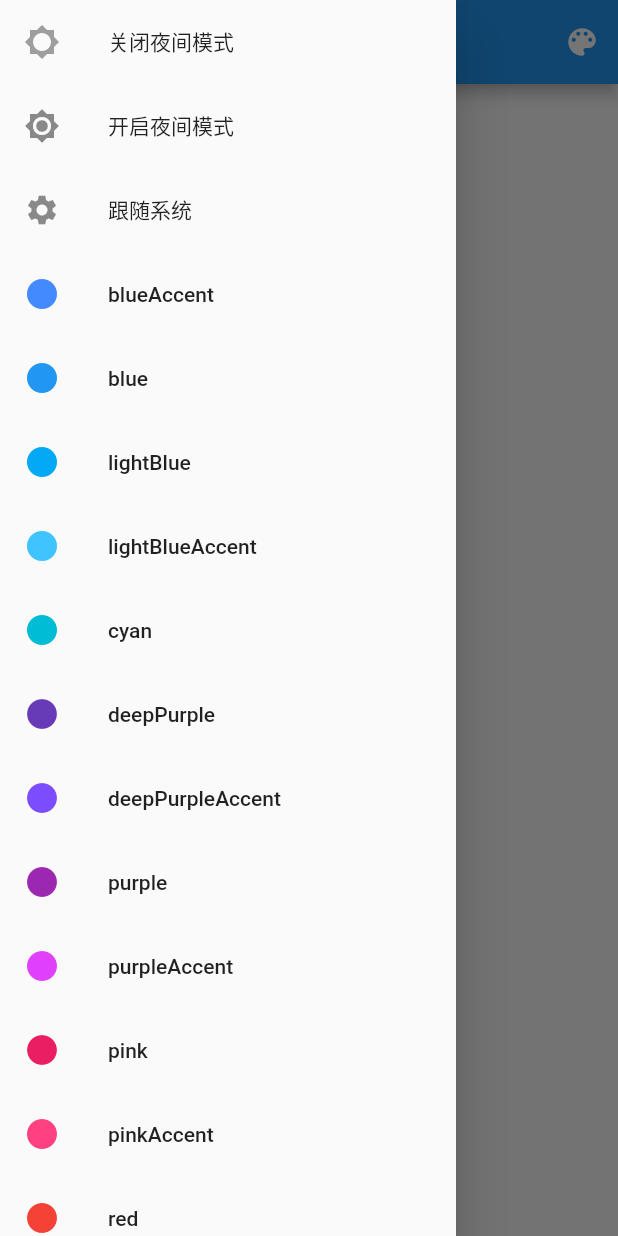
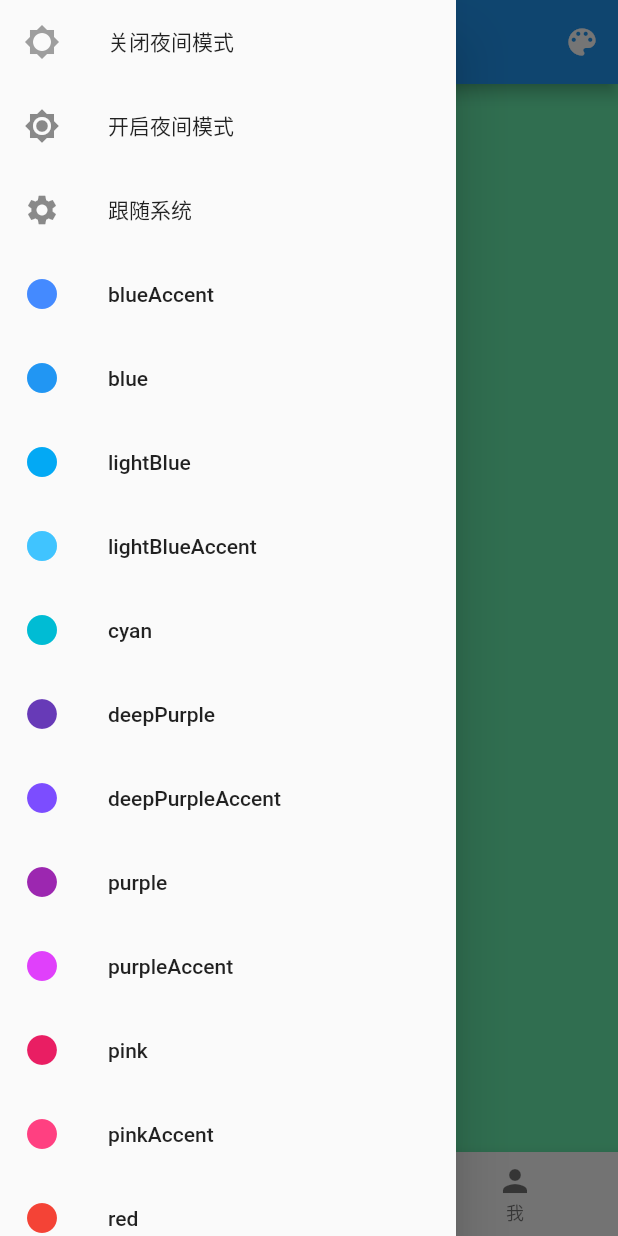
Before and after one commit to w17731138318/flutter, a Flutter app: the screen it shows after launch, after a tap on the "color lens" icon, on a phone screen of 412 x 824 dp. Run offline on Flutter 3.47's test engine with Material 2 defaults, Android fonts, the phone set to English and light mode, and no system bars; our stand-ins replace shared_preferences.

```diff
--- a/lib/main.dart
+++ b/lib/main.dart
@@ -1,3 +1,6 @@
+import 'package:controller/pages/about/about.dart';
+import 'package:controller/pages/home/home.dart';
+import 'package:controller/pages/setting/setting.dart';
 import 'package:controller/provider/app_config_model.dart';
 import 'package:flutter/material.dart';
 import 'package:provider/provider.dart';
@@ -19,7 +22,7 @@ class MyApp extends StatelessWidget {
                     primaryColor: Provider.of<AppConfigModel>(context, listen: false).themeMode,
                   ),
                   darkTheme: ThemeData.dark(),
-                  home: HomePage(title: '展厅管理'),
+                  home: MainPage(title: '展厅管理'),
                 )
               : MaterialApp(
                   debugShowCheckedModeBanner: false,
@@ -29,7 +32,7 @@ class MyApp extends StatelessWidget {
                       : ThemeData(
                           primaryColor: Provider.of<AppConfigModel>(context, listen: false).themeMode,
                         ),
-                  home: HomePage(title: '展厅管理'),
+                  home: MainPage(title: '展厅管理'),
                 );
         },
       ),
@@ -37,18 +40,20 @@ class MyApp extends StatelessWidget {
   }
 }
 
-class HomePage extends StatefulWidget {
-  HomePage({Key key, this.title}) : super(key: key);
+class MainPage extends StatefulWidget {
+  MainPage({Key key, this.title}) : super(key: key);
 
   final String title;
 
   @override
-  _HomePageState createState() => _HomePageState();
+  _MainPageState createState() => _MainPageState();
 }
 
-class _HomePageState extends State<HomePage> {
+class _MainPageState extends State<MainPage> {
   final GlobalKey<ScaffoldState> _scaffoldKey = GlobalKey<ScaffoldState>();
   int _btnIndex = 1;
+  List<Widget> pages = [HomePage(), SettingPage(), AboutPage()];
+  int _currentIndex = 0;
   @override
   void initState() {
     super.initState();
@@ -59,22 +64,20 @@ class _HomePageState extends State<HomePage> {
     return Scaffold(
       key: _scaffoldKey,
       appBar: AppBar(
-        leading: Builder(
-          builder: (BuildContext context) {
-            return Stack(
-              children: <Widget>[
-                IconButton(
-                  tooltip: '关于我',
-                  icon: Icon(Icons.account_circle),
-                  onPressed: () {
-                    setState(() {
-                      _btnIndex = 1;
-                    });
-                    _scaffoldKey.currentState.openDrawer();
-                  },
-                ),
-              ],
-            );
+        leading: IconButton(
+          icon: ClipOval(
+            child: Image.asset(
+              'images/CircleAvatar.png',
+              width: 45.0,
+              height: 45.0,
+              fit: BoxFit.contain,
+            ),
+          ),
+          onPressed: () {
+            setState(() {
+              _btnIndex = 1;
+            });
+            _scaffoldKey.currentState.openDrawer();
           },
         ),
         centerTitle: true,
@@ -92,11 +95,21 @@ class _HomePageState extends State<HomePage> {
           ),
         ],
       ),
-      body: Center(
-        child: Column(
-          mainAxisAlignment: MainAxisAlignment.center,
-          children: <Widget>[],
-        ),
+      body: pages[_currentIndex],
+      bottomNavigationBar: BottomNavigationBar(
+        currentIndex: _currentIndex,
+        onTap: (index) {
+          setState(() {
+            _currentIndex = index;
+          });
+        },
+        selectedFontSize: 12,
+        unselectedFontSize: 12,
+        items: [
+          BottomNavigationBarItem(icon: Icon(Icons.home), title: Text('主页')),
+          BottomNavigationBarItem(icon: Icon(Icons.settings), title: Text('设置')),
+          BottomNavigationBarItem(icon: Icon(Icons.person), title: Text('我')),
+        ],
       ),
       drawer: buildDrawer(),
     );
--- /dev/null
+++ b/lib/pages/about/about.dart
@@ -0,0 +1,15 @@
+import 'package:flutter/material.dart';
+
+class AboutPage extends StatefulWidget {
+  @override
+  _AboutPageState createState() => _AboutPageState();
+}
+
+class _AboutPageState extends State<AboutPage> {
+  @override
+  Widget build(BuildContext context) {
+    return Container(
+      color: Colors.green,
+    );
+  }
+}
--- /dev/null
+++ b/lib/pages/home/home.dart
@@ -0,0 +1,34 @@
+import 'package:flutter/material.dart';
+
+class HomePage extends StatefulWidget {
+  @override
+  _HomePageState createState() => _HomePageState();
+}
+
+class _HomePageState extends State<HomePage> {
+  List<String> list = List.generate(20, (index) => "This is number $index");
+  @override
+  Widget build(BuildContext context) {
+    return Container(
+      color: Colors.greenAccent,
+      child: ListView.builder(
+          itemCount: list.length,
+          itemBuilder: (context, index) {
+            return Dismissible(
+              key: Key(list[index]),
+              direction: DismissDirection.endToStart,
+              child: ListTile(title: Text('${list[index]}')),
+              background: Container(
+                color: Colors.redAccent,
+              ),
+              onDismissed: (direction) {
+                setState(() {
+                  Scaffold.of(context).showSnackBar(SnackBar(content: Text("${list[index]}")));
+                  list.removeAt(index);
+                });
+              },
+            );
+          }),
+    );
+  }
+}
--- /dev/null
+++ b/lib/pages/setting/setting.dart
@@ -0,0 +1,15 @@
+import 'package:flutter/material.dart';
+
+class SettingPage extends StatefulWidget {
+  @override
+  _SettingPageState createState() => _SettingPageState();
+}
+
+class _SettingPageState extends State<SettingPage> {
+  @override
+  Widget build(BuildContext context) {
+    return Container(
+      color: Colors.deepOrange,
+    );
+  }
+}
```
Also changed, not shown: images/CircleAvatar.png.
